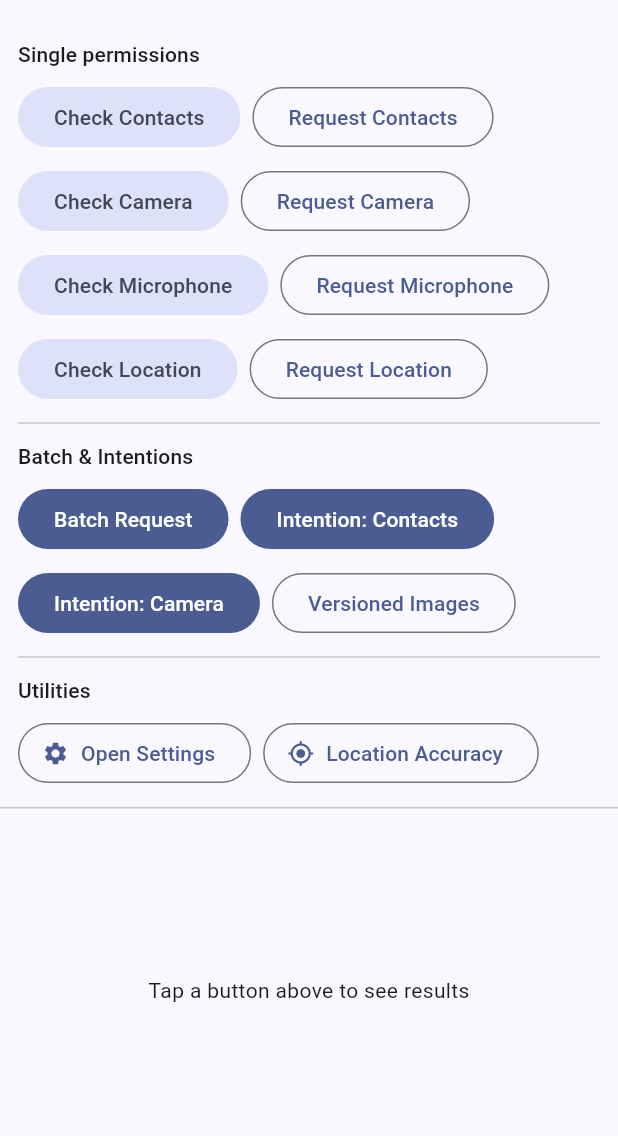
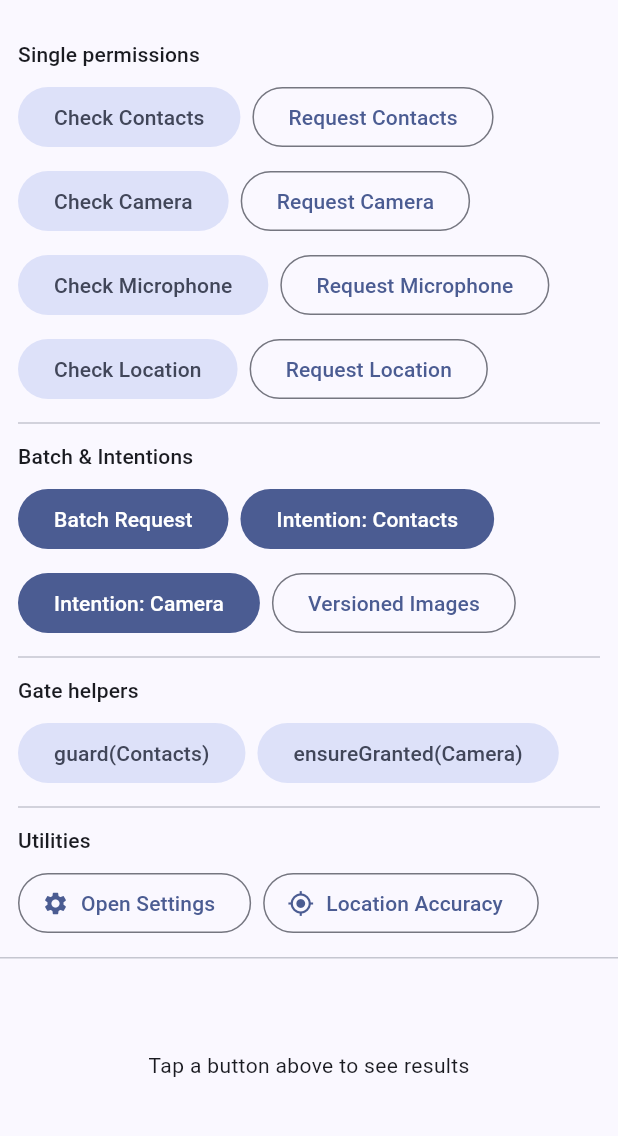
Before and after one commit to jake-dev-99/simple-permissions, a Flutter app: the screen it shows after launch, on a phone screen of 412 x 824 dp, the part 63-1199 px from its top. Run offline on Flutter 3.47's test engine with Material 3 defaults, Android fonts, the phone set to English and light mode, and no system bars; our stand-ins replace plugin_platform_interface, web; missing offline and left inert: dart:js_interop.

Commit message:
example: demo card for guard + ensureGranted
Adds a small "Gate helpers" card between the Batch & Intentions
section and Utilities, with two buttons:

- guard(Contacts): wraps a simulated read with guard; logs whether
  the action ran or was skipped.
- ensureGranted(Camera): shows the caller inspecting the returned
  grant to branch on permanent denial.

Exercises the two shapes the 1.6.0 facade adds, so a new reader of
the example can see both without digging into docs.

Co-Authored-By: Claude Opus 4.7 (1M context) <noreply@anthropic.com>

```diff
--- a/example/lib/main.dart
+++ b/example/lib/main.dart
@@ -129,6 +129,40 @@ class _PermissionsDemoState extends State<PermissionsDemo> {
   }
 
   // ---------------------------------------------------------------------------
+  // Gate helpers — ensureGranted + guard
+  // ---------------------------------------------------------------------------
+
+  /// Demonstrates `guard`: run an action only if the permission is granted.
+  /// Returns null when the user denies, so UX branches cleanly.
+  Future<void> _guardContacts() async {
+    final count = await _perms.guard(
+      const ReadContacts(),
+      () async {
+        // Stand-in for a real "read contacts" call from a sibling plugin
+        // like simple_query — demo uses a fixed number so the log stays
+        // deterministic.
+        await Future<void>.delayed(const Duration(milliseconds: 150));
+        return 42;
+      },
+    );
+    if (count == null) {
+      _addLog('guard(ReadContacts) → skipped (permission not granted)');
+    } else {
+      _addLog('guard(ReadContacts) → ran, count=$count');
+    }
+  }
+
+  /// Demonstrates `ensureGranted`: caller inspects the returned grant to
+  /// branch on denial mode (e.g. route to settings on permanent denial).
+  Future<void> _ensureCamera() async {
+    final grant = await _perms.ensureGranted(const CameraAccess());
+    _addLog('ensureGranted(Camera) = ${grant.name}');
+    if (grant == PermissionGrant.permanentlyDenied) {
+      _addLog('  → open Settings to grant');
+    }
+  }
+
+  // ---------------------------------------------------------------------------
   // Utilities
   // ---------------------------------------------------------------------------
 
@@ -229,6 +263,31 @@ class _PermissionsDemoState extends State<PermissionsDemo> {
 
                 const Divider(height: 24),
 
+                // Gate helpers
+                Text(
+                  'Gate helpers',
+                  style: Theme.of(context).textTheme.titleSmall,
+                ),
+                const SizedBox(height: 8),
+                Wrap(
+                  spacing: 8,
+                  runSpacing: 8,
+                  children: [
+                    FilledButton.tonal(
+                      key: const Key('guard-contacts'),
+                      onPressed: _guardContacts,
+                      child: const Text('guard(Contacts)'),
+                    ),
+                    FilledButton.tonal(
+                      key: const Key('ensure-camera'),
+                      onPressed: _ensureCamera,
+                      child: const Text('ensureGranted(Camera)'),
+                    ),
+                  ],
+                ),
+
+                const Divider(height: 24),
+
                 // Utilities
                 Text(
                   'Utilities',
```
